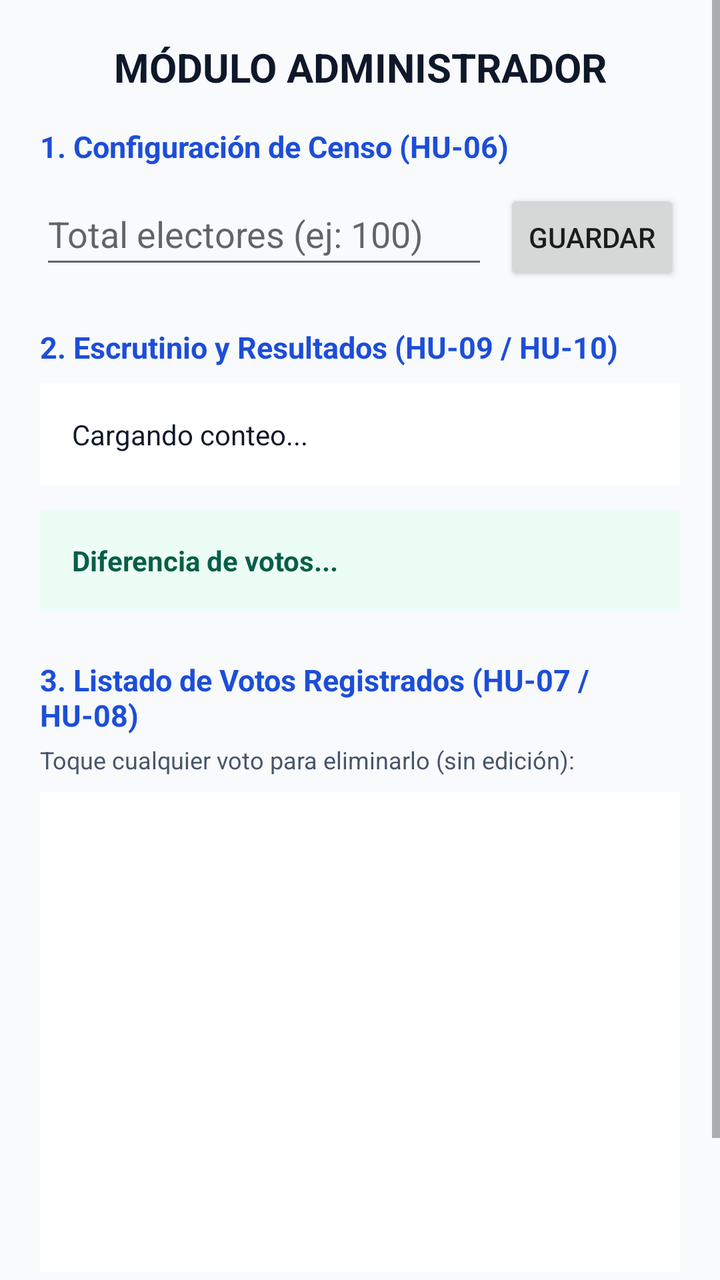
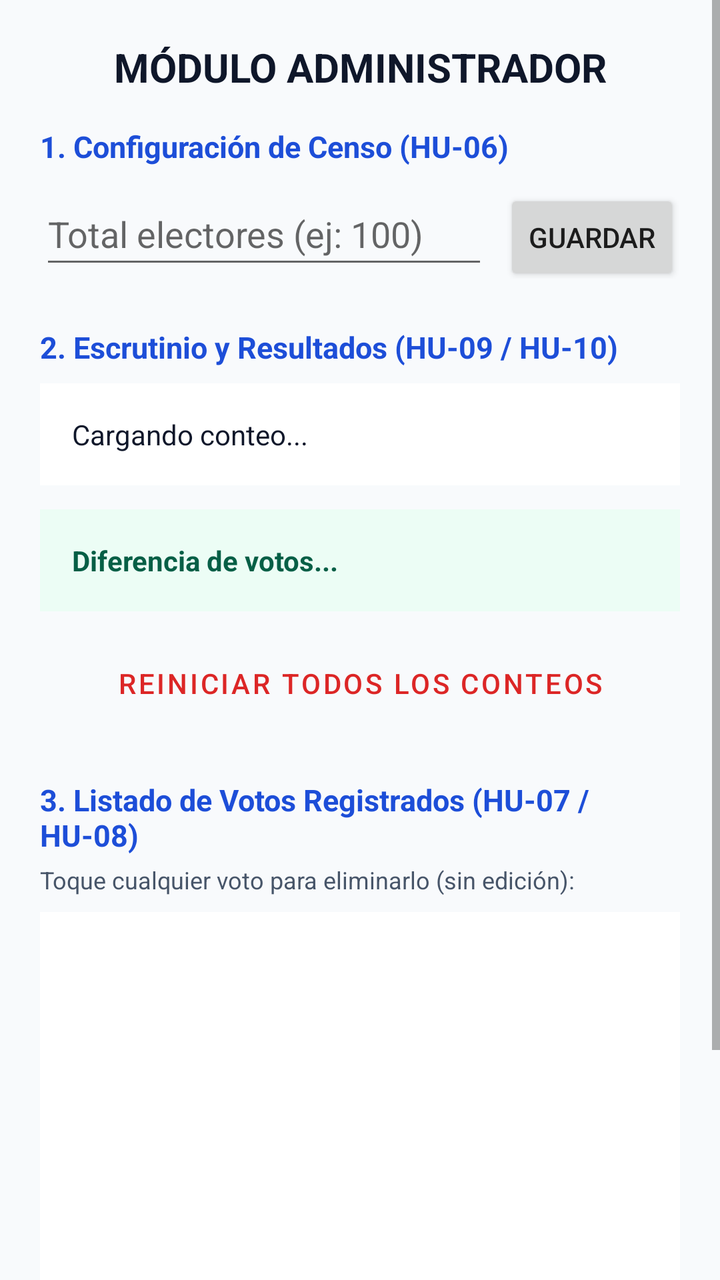

An Android layout rendered at two revisions. The XML below is the earlier revision; the diff shows what the commit changed to produce the second picture.
<!-- AndroidManifest.xml: application theme Theme.ConteoElectoral -->
<!-- res/layout/activity_admin.xml -->
<?xml version="1.0" encoding="utf-8"?>
<ScrollView xmlns:android="http://schemas.android.com/apk/res/android"
    android:layout_width="match_parent"
    android:layout_height="match_parent"
    android:background="@color/background"
    android:fillViewport="true">

    <LinearLayout
        android:layout_width="match_parent"
        android:layout_height="wrap_content"
        android:orientation="vertical"
        android:padding="20dp">

        <TextView
            android:id="@+id/tvAdminHeader"
            android:layout_width="match_parent"
            android:layout_height="wrap_content"
            android:text="MÓDULO ADMINISTRADOR"
            android:textSize="20sp"
            android:textStyle="bold"
            android:textColor="@color/text_primary"
            android:gravity="center"
            android:layout_marginBottom="16dp" />

        
        <TextView
            android:layout_width="match_parent"
            android:layout_height="wrap_content"
            android:text="1. Configuración de Censo (HU-06)"
            android:textStyle="bold"
            android:textSize="15sp"
            android:textColor="@color/primary"
            android:layout_marginBottom="8dp" />

        <LinearLayout
            android:layout_width="match_parent"
            android:layout_height="wrap_content"
            android:orientation="horizontal"
            android:layout_marginBottom="24dp">

            <EditText
                android:id="@+id/etCenso"
                android:layout_width="0dp"
                android:layout_height="wrap_content"
                android:layout_weight="1"
                android:hint="Total electores (ej: 100)"
                android:inputType="number"
                android:minHeight="48dp" />

            <Button
                android:id="@+id/btnGuardarCenso"
                android:layout_width="wrap_content"
                android:layout_height="wrap_content"
                android:text="Guardar"
                android:layout_marginStart="8dp" />
        </LinearLayout>

        
        <TextView
            android:layout_width="match_parent"
            android:layout_height="wrap_content"
            android:text="2. Escrutinio y Resultados (HU-09 / HU-10)"
            android:textStyle="bold"
            android:textSize="15sp"
            android:textColor="@color/primary"
            android:layout_marginBottom="8dp" />

        
        <TextView
            android:id="@+id/tvResultados"
            android:layout_width="match_parent"
            android:layout_height="wrap_content"
            android:background="#FFFFFF"
            android:padding="16dp"
            android:textSize="14sp"
            android:textColor="@color/text_primary"
            android:text="Cargando conteo..."
            android:layout_marginBottom="12dp" />

        
        <TextView
            android:id="@+id/tvDiferencia"
            android:layout_width="match_parent"
            android:layout_height="wrap_content"
            android:background="#ECFDF5"
            android:padding="16dp"
            android:textSize="14sp"
            android:textStyle="bold"
            android:textColor="#065F46"
            android:text="Diferencia de votos..."
            android:layout_marginBottom="24dp" />

        
        <TextView
            android:layout_width="match_parent"
            android:layout_height="wrap_content"
            android:text="3. Listado de Votos Registrados (HU-07 / HU-08)"
            android:textStyle="bold"
            android:textSize="15sp"
            android:textColor="@color/primary"
            android:layout_marginBottom="4dp" />

        <TextView
            android:layout_width="match_parent"
            android:layout_height="wrap_content"
            android:text="Toque cualquier voto para eliminarlo (sin edición):"
            android:textSize="12sp"
            android:textColor="@color/text_secondary"
            android:layout_marginBottom="8dp" />

        <ListView
            android:id="@+id/lvVotos"
            android:layout_width="match_parent"
            android:layout_height="240dp"
            android:background="#FFFFFF"
            android:divider="#E2E8F0"
            android:dividerHeight="1dp"
            android:layout_marginBottom="16dp" />

        <Button
            android:id="@+id/btnVolverVotacion"
            style="@style/Widget.MaterialComponents.Button.OutlinedButton"
            android:layout_width="match_parent"
            android:layout_height="wrap_content"
            android:text="Volver a Pantalla de Votación"
            android:minHeight="48dp" />

    </LinearLayout>
</ScrollView>
<!-- resources referenced by this layout -->
<resources>
  <color name="background">#F8FAFC</color>
  <color name="primary">#1D4ED8</color>
  <color name="text_primary">#0F172A</color>
  <color name="text_secondary">#475569</color>
  <style name="Theme.ConteoElectoral" parent="Theme.MaterialComponents.DayNight.DarkActionBar">
          <item name="colorPrimary">@color/primary</item>
          <item name="colorPrimaryVariant">@color/primary_dark</item>
          <item name="colorOnPrimary">#FFFFFF</item>
          <item name="colorSecondary">@color/accent</item>
          <item name="android:statusBarColor">@color/primary_dark</item>
      </style>
  <color name="primary_dark">#1E3A8A</color>
  <color name="accent">#059669</color>
</resources>

<!-- the commit's change to res/layout/activity_admin.xml (unified diff, before → after) -->
@@ -88,6 +88,17 @@
             android:textStyle="bold"
             android:textColor="#065F46"
             android:text="Diferencia de votos..."
+            android:layout_marginBottom="12dp" />
+
+        
+        <Button
+            android:id="@+id/btnReiniciarConteos"
+            style="@style/Widget.MaterialComponents.Button.OutlinedButton"
+            android:layout_width="match_parent"
+            android:layout_height="wrap_content"
+            android:text="Reiniciar Todos los Conteos"
+            android:textColor="#DC2626"
+            android:minHeight="48dp"
             android:layout_marginBottom="24dp" />
 
         
